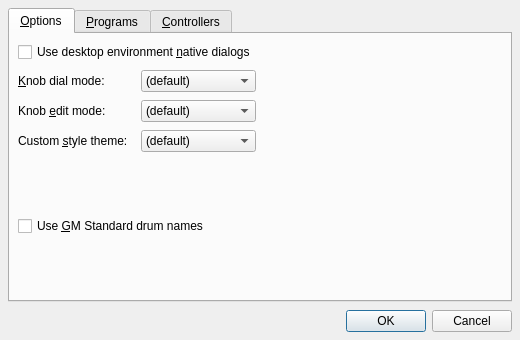
First picture: the form in src/drumkv1widget_config.ui, repository rncbc/drumkv1, before the edit.
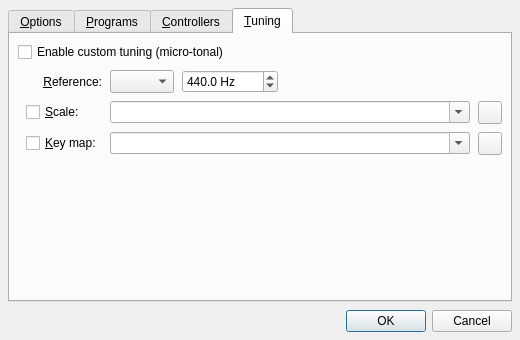
Second picture: the form after the edit. The open tabs and pages were chosen to show the change. Icons and pictures are not drawn. Custom widgets are drawn as their Qt base class.

Commit message: [tuningx] Custom tuning (micro-tonal) configuration  UI options now in place.

What changed in the file:
```diff
--- a/src/drumkv1widget_config.ui
+++ b/src/drumkv1widget_config.ui
@@ -512,6 +512,211 @@
        </item>
       </layout>
      </widget>
+     <widget class="QWidget" name="TuningTab">
+      <attribute name="title">
+       <string>&amp;Tuning</string>
+      </attribute>
+      <attribute name="toolTip">
+       <string>Tuning</string>
+      </attribute>
+      <layout class="QGridLayout">
+       <item row="0" column="0" colspan="6">
+        <widget class="QCheckBox" name="TuningEnabledCheckBox">
+         <property name="toolTip">
+          <string>Whether to use custom tuning (micro-tonal)</string>
+         </property>
+         <property name="text">
+          <string>Enable custom tuning (micro-tonal)</string>
+         </property>
+        </widget>
+       </item>
+       <item row="1" column="1">
+        <widget class="QLabel" name="TuningRefNoteTextLabel">
+         <property name="alignment">
+          <set>Qt::AlignRight|Qt::AlignTrailing|Qt::AlignVCenter</set>
+         </property>
+         <property name="text">
+          <string>&amp;Reference:</string>
+         </property>
+         <property name="buddy">
+          <cstring>TuningRefNoteComboBox</cstring>
+         </property>
+        </widget>
+       </item>
+       <item row="1" column="2">
+        <widget class="QComboBox" name="TuningRefNoteComboBox">
+         <property name="maximumSize">
+          <size>
+           <width>64</width>
+           <height>24</height>
+          </size>
+         </property>
+         <property name="toolTip">
+          <string>Reference note</string>
+         </property>
+         <property name="editable">
+          <bool>false</bool>
+         </property>
+        </widget>
+       </item>
+       <item row="1" column="3">
+        <widget class="QDoubleSpinBox" name="TuningRefPitchSpinBox">
+         <property name="maximumSize">
+          <size>
+           <width>96</width>
+           <height>24</height>
+          </size>
+         </property>
+         <property name="toolTip">
+          <string>Reference pitch</string>
+         </property>
+         <property name="suffix">
+          <string> Hz</string>
+         </property>
+         <property name="decimals">
+          <number>1</number>
+         </property>
+         <property name="minimum">
+          <double>20.0</double>
+         </property>
+         <property name="maximum">
+          <double>20000.0</double>
+         </property>
+         <property name="value">
+          <double>440.0</double>
+         </property>
+        </widget>
+       </item>
+       <item row="1" column="4" colspan="2">
+        <spacer>
+         <property name="orientation">
+          <enum>Qt::Horizontal</enum>
+         </property>
+         <property name="sizeHint">
+          <size>
+           <width>20</width>
+           <height>8</height>
+          </size>
+         </property>
+        </spacer>
+       </item>
+       <item row="2" column="1">
+        <widget class="QCheckBox" name="TuningScaleFileCheckBox">
+         <property name="toolTip">
+          <string>Whether to use an alternate scale definition file (*.scl)</string>
+         </property>
+         <property name="text">
+          <string>&amp;Scale:</string>
+         </property>
+        </widget>
+       </item>
+       <item row="2" column="2" colspan="3">
+        <widget class="QComboBox" name="TuningScaleFileComboBox">
+         <property name="minimumSize">
+          <size>
+           <width>360</width>
+           <height>0</height>
+          </size>
+         </property>
+         <property name="toolTip">
+          <string>Scale definition file (*.scl)</string>
+         </property>
+         <property name="editable">
+          <bool>true</bool>
+         </property>
+        </widget>
+       </item>
+       <item row="2" column="5">
+        <widget class="QToolButton" name="TuningScaleFileToolButton">
+         <property name="minimumSize">
+          <size>
+           <width>22</width>
+           <height>22</height>
+          </size>
+         </property>
+         <property name="maximumSize">
+          <size>
+           <width>24</width>
+           <height>24</height>
+          </size>
+         </property>
+         <property name="focusPolicy">
+          <enum>Qt::TabFocus</enum>
+         </property>
+         <property name="toolTip">
+          <string>Browse for the scale file location (*.scl)</string>
+         </property>
+         <property name="icon">
+          <iconset resource="drumkv1.qrc">:/images/fileOpen.png</iconset>
+         </property>
+        </widget>
+       </item>
+       <item row="3" column="1">
+        <widget class="QCheckBox" name="TuningKeyMapFileCheckBox">
+         <property name="toolTip">
+          <string>Whether to use an alternate keyboard-map file (*.kbm)</string>
+         </property>
+         <property name="text">
+          <string>&amp;Key map:</string>
+         </property>
+        </widget>
+       </item>
+       <item row="3" column="2" colspan="3">
+        <widget class="QComboBox" name="TuningKeyMapFileComboBox">
+         <property name="minimumSize">
+          <size>
+           <width>360</width>
+           <height>0</height>
+          </size>
+         </property>
+         <property name="toolTip">
+          <string>Keyboard map file (*.kbm)</string>
+         </property>
+         <property name="editable">
+          <bool>true</bool>
+         </property>
+        </widget>
+       </item>
+       <item row="3" column="5">
+        <widget class="QToolButton" name="TuningKeyMapFileToolButton">
+         <property name="minimumSize">
+          <size>
+           <width>22</width>
+           <height>22</height>
+          </size>
+         </property>
+         <property name="maximumSize">
+          <size>
+           <width>24</width>
+           <height>24</height>
+          </size>
+         </property>
+         <property name="focusPolicy">
+          <enum>Qt::TabFocus</enum>
+         </property>
+         <property name="toolTip">
+          <string>Browse for the keyboard-map file location (*.kbm)</string>
+         </property>
+         <property name="icon">
+          <iconset resource="drumkv1.qrc">:/images/fileOpen.png</iconset>
+         </property>
+        </widget>
+       </item>
+       <item row="4" column="0" colspan="6">
+        <spacer>
+         <property name="orientation">
+          <enum>Qt::Vertical</enum>
+         </property>
+         <property name="sizeHint">
+          <size>
+           <width>20</width>
+           <height>20</height>
+          </size>
+         </property>
+        </spacer>
+       </item>
+      </layout>
+     </widget>
     </widget>
    </item>
    <item>
```
Left out of the diff: 11 changed lines with no effect on the pictures. The commit also changes 3 other files.
